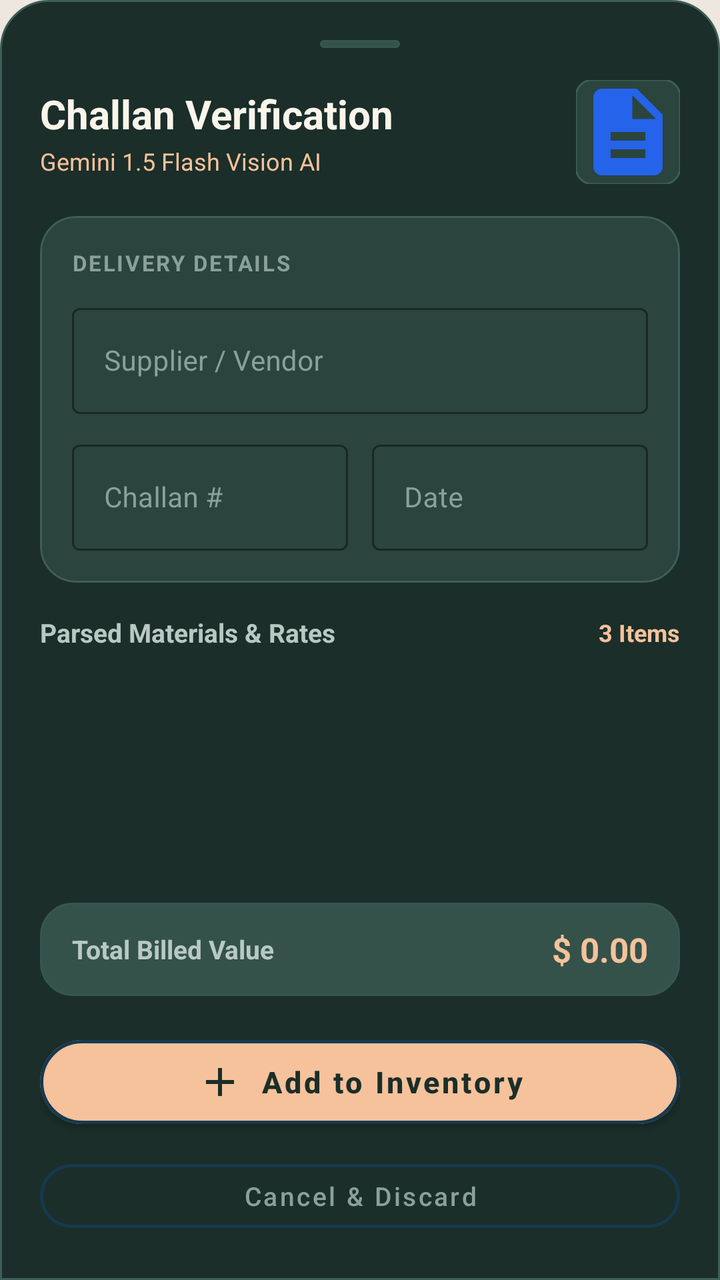
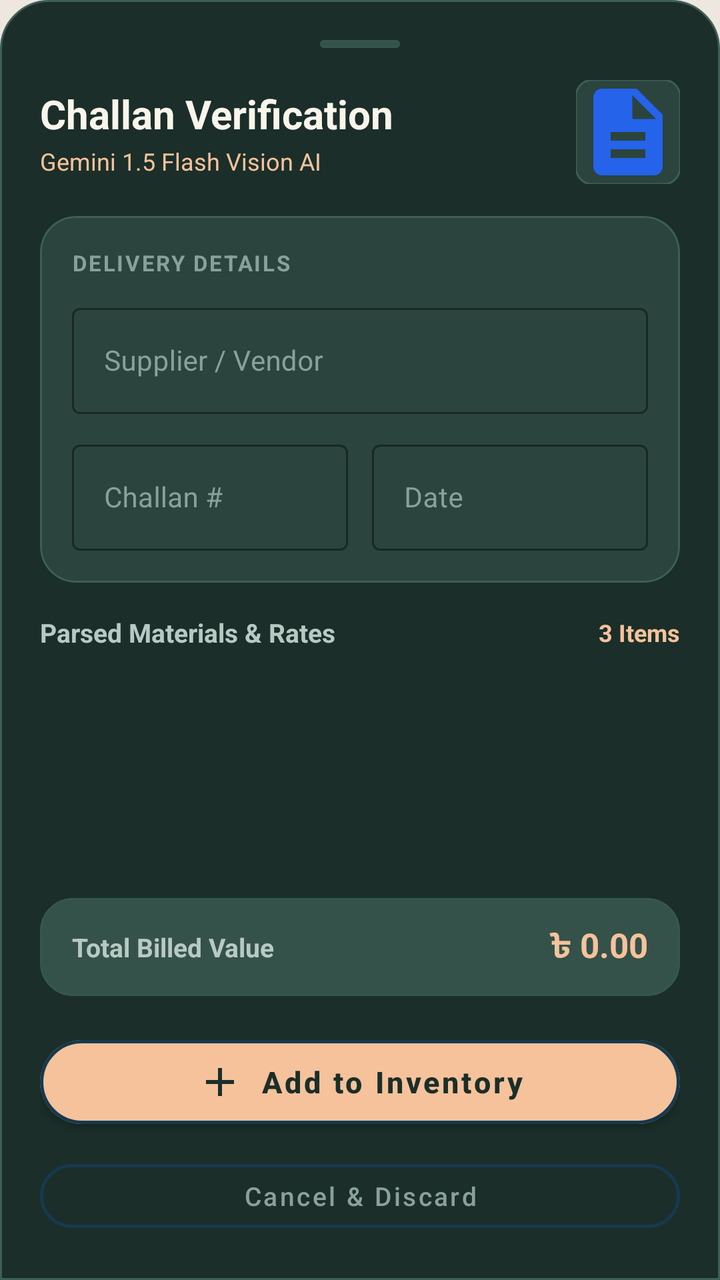

Two renders of the same Android screen: before a commit and after it. Below are the layout's source before the change and the commit's diff.
<!-- AndroidManifest.xml: application theme Theme.SiteSync -->
<!-- res/layout/dialog_challan_review.xml -->
<?xml version="1.0" encoding="utf-8"?>
<LinearLayout
    xmlns:android="http://schemas.android.com/apk/res/android"
    xmlns:app="http://schemas.android.com/apk/res-auto"
    xmlns:tools="http://schemas.android.com/tools"
    android:layout_width="match_parent"
    android:layout_height="wrap_content"
    android:orientation="vertical"
    android:background="@drawable/bg_sheet_forest"
    android:padding="20dp">

    
    <View
        android:layout_width="40dp"
        android:layout_height="4dp"
        android:background="@drawable/bg_pill_forest"
        android:layout_gravity="center_horizontal"
        android:layout_marginBottom="16dp" />

    
    <LinearLayout
        android:layout_width="match_parent"
        android:layout_height="wrap_content"
        android:orientation="horizontal"
        android:gravity="center_vertical"
        android:layout_marginBottom="16dp">

        <LinearLayout
            android:layout_width="0dp"
            android:layout_height="wrap_content"
            android:layout_weight="1"
            android:orientation="vertical">

            <TextView
                android:layout_width="wrap_content"
                android:layout_height="wrap_content"
                android:text="Challan Verification"
                android:textColor="@color/text_on_dark_primary"
                android:textSize="20sp"
                android:textStyle="bold" />

            <TextView
                android:id="@+id/tvAiSourceBadge"
                android:layout_width="wrap_content"
                android:layout_height="wrap_content"
                android:text="Gemini 1.5 Flash Vision AI"
                android:textColor="@color/peach_accent"
                android:textSize="12sp"
                android:layout_marginTop="2dp" />
        </LinearLayout>

        <com.google.android.material.imageview.ShapeableImageView
            android:id="@+id/ivChallanThumbnail"
            android:layout_width="52dp"
            android:layout_height="52dp"
            android:scaleType="centerCrop"
            android:src="@drawable/ic_document"
            android:background="@color/forest_card_dark"
            app:shapeAppearanceOverlay="@style/ShapeAppearance.Material3.Corner.Small"
            app:strokeColor="@color/forest_stroke"
            app:strokeWidth="1dp"
            android:clickable="true"
            android:focusable="true"
            android:contentDescription="Challan image thumbnail" />
    </LinearLayout>

    <androidx.core.widget.NestedScrollView
        android:layout_width="match_parent"
        android:layout_height="0dp"
        android:layout_weight="1"
        android:maxHeight="420dp"
        android:fillViewport="true">

        <LinearLayout
            android:layout_width="match_parent"
            android:layout_height="wrap_content"
            android:orientation="vertical">

            
            <com.google.android.material.card.MaterialCardView
                android:layout_width="match_parent"
                android:layout_height="wrap_content"
                android:layout_marginBottom="16dp"
                app:cardBackgroundColor="@color/forest_card_dark"
                app:cardCornerRadius="18dp"
                app:cardElevation="0dp"
                app:strokeColor="@color/forest_stroke"
                app:strokeWidth="1dp">

                <LinearLayout
                    android:layout_width="match_parent"
                    android:layout_height="wrap_content"
                    android:orientation="vertical"
                    android:padding="16dp">

                    <TextView
                        android:layout_width="wrap_content"
                        android:layout_height="wrap_content"
                        android:text="DELIVERY DETAILS"
                        android:textColor="@color/text_on_dark_muted"
                        android:textSize="11sp"
                        android:textStyle="bold"
                        android:letterSpacing="0.08"
                        android:layout_marginBottom="10dp" />

                    
                    <com.google.android.material.textfield.TextInputLayout
                        style="@style/Widget.MaterialComponents.TextInputLayout.OutlinedBox"
                        android:layout_width="match_parent"
                        android:layout_height="wrap_content"
                        android:hint="Supplier / Vendor"
                        app:boxStrokeColor="@color/peach_accent"
                        app:hintTextColor="@color/peach_accent"
                        android:textColorHint="@color/text_on_dark_muted"
                        android:layout_marginBottom="10dp">

                        <com.google.android.material.textfield.TextInputEditText
                            android:id="@+id/etSupplierName"
                            android:layout_width="match_parent"
                            android:layout_height="wrap_content"
                            android:textColor="@color/text_on_dark_primary"
                            android:textSize="14sp"
                            android:inputType="textCapWords" />
                    </com.google.android.material.textfield.TextInputLayout>

                    
                    <LinearLayout
                        android:layout_width="match_parent"
                        android:layout_height="wrap_content"
                        android:orientation="horizontal">

                        <com.google.android.material.textfield.TextInputLayout
                            style="@style/Widget.MaterialComponents.TextInputLayout.OutlinedBox"
                            android:layout_width="0dp"
                            android:layout_height="wrap_content"
                            android:layout_weight="1"
                            android:hint="Challan #"
                            app:boxStrokeColor="@color/peach_accent"
                            app:hintTextColor="@color/peach_accent"
                            android:textColorHint="@color/text_on_dark_muted"
                            android:layout_marginEnd="6dp">

                            <com.google.android.material.textfield.TextInputEditText
                                android:id="@+id/etChallanNumber"
                                android:layout_width="match_parent"
                                android:layout_height="wrap_content"
                                android:textColor="@color/text_on_dark_primary"
                                android:textSize="14sp"
                                android:inputType="textCapCharacters" />
                        </com.google.android.material.textfield.TextInputLayout>

                        <com.google.android.material.textfield.TextInputLayout
                            style="@style/Widget.MaterialComponents.TextInputLayout.OutlinedBox"
                            android:layout_width="0dp"
                            android:layout_height="wrap_content"
                            android:layout_weight="1"
                            android:hint="Date"
                            app:boxStrokeColor="@color/peach_accent"
                            app:hintTextColor="@color/peach_accent"
                            android:textColorHint="@color/text_on_dark_muted"
                            android:layout_marginStart="6dp">

                            <com.google.android.material.textfield.TextInputEditText
                                android:id="@+id/etChallanDate"
                                android:layout_width="match_parent"
                                android:layout_height="wrap_content"
                                android:textColor="@color/text_on_dark_primary"
                                android:textSize="14sp"
                                android:inputType="date" />
                        </com.google.android.material.textfield.TextInputLayout>
                    </LinearLayout>
                </LinearLayout>
            </com.google.android.material.card.MaterialCardView>

            
            <com.google.android.material.card.MaterialCardView
                android:id="@+id/cardDuplicateWarning"
                android:layout_width="match_parent"
                android:layout_height="wrap_content"
                android:visibility="gone"
                android:layout_marginBottom="16dp"
                app:cardBackgroundColor="@color/alert_coral_bg"
                app:strokeColor="@color/alert_coral_stroke"
                app:strokeWidth="1dp"
                app:cardCornerRadius="16dp"
                app:cardElevation="0dp">

                <LinearLayout
                    android:layout_width="match_parent"
                    android:layout_height="wrap_content"
                    android:orientation="horizontal"
                    android:padding="14dp"
                    android:gravity="center_vertical">

                    <ImageView
                        android:layout_width="24dp"
                        android:layout_height="24dp"
                        android:src="@drawable/ic_warning_hazard"
                        app:tint="@color/alert_coral_text"
                        android:layout_marginEnd="12dp"
                        android:contentDescription="Duplicate Warning Icon" />

                    <LinearLayout
                        android:layout_width="0dp"
                        android:layout_height="wrap_content"
                        android:layout_weight="1"
                        android:orientation="vertical">

                        <TextView
                            android:layout_width="wrap_content"
                            android:layout_height="wrap_content"
                            android:text="Duplicate Receipt Detected"
                            android:textColor="@color/alert_coral_text"
                            android:textSize="13sp"
                            android:textStyle="bold" />

                        <TextView
                            android:id="@+id/tvDuplicateDetails"
                            android:layout_width="wrap_content"
                            android:layout_height="wrap_content"
                            android:text="This receipt has already been added to inventory."
                            android:textColor="@color/alert_coral_text"
                            android:textSize="11sp"
                            android:layout_marginTop="2dp" />
                    </LinearLayout>
                </LinearLayout>
            </com.google.android.material.card.MaterialCardView>

            
            <LinearLayout
                android:layout_width="match_parent"
                android:layout_height="wrap_content"
                android:orientation="horizontal"
                android:gravity="center_vertical"
                android:layout_marginBottom="10dp">

                <TextView
                    android:id="@+id/tvMaterialsTitle"
                    android:layout_width="0dp"
                    android:layout_height="wrap_content"
                    android:layout_weight="1"
                    android:text="Parsed Materials &amp; Rates"
                    android:textColor="@color/text_on_dark_secondary"
                    android:textSize="13sp"
                    android:textStyle="bold" />

                <TextView
                    android:id="@+id/tvItemsCountBadge"
                    android:layout_width="wrap_content"
                    android:layout_height="wrap_content"
                    android:text="3 Items"
                    android:textColor="@color/peach_accent"
                    android:textSize="12sp"
                    android:textStyle="bold" />
            </LinearLayout>

            
            <androidx.recyclerview.widget.RecyclerView
                android:id="@+id/rvReviewMaterials"
                android:layout_width="match_parent"
                android:layout_height="wrap_content"
                android:nestedScrollingEnabled="false"
                android:layout_marginBottom="12dp"
                tools:listitem="@layout/item_challan_review_material" />

        </LinearLayout>
    </androidx.core.widget.NestedScrollView>

    
    <LinearLayout
        android:layout_width="match_parent"
        android:layout_height="wrap_content"
        android:orientation="horizontal"
        android:background="@drawable/bg_pill_forest"
        android:paddingHorizontal="16dp"
        android:paddingVertical="12dp"
        android:layout_marginBottom="16dp"
        android:gravity="center_vertical">

        <TextView
            android:layout_width="0dp"
            android:layout_height="wrap_content"
            android:layout_weight="1"
            android:text="Total Billed Value"
            android:textColor="@color/text_on_dark_secondary"
            android:textSize="13sp"
            android:textStyle="bold" />

        <TextView
            android:id="@+id/tvTotalChallanAmount"
            android:layout_width="wrap_content"
            android:layout_height="wrap_content"
            android:text="$ 0.00"
            android:textColor="@color/peach_accent"
            android:textSize="17sp"
            android:textStyle="bold" />
    </LinearLayout>

    
    <com.google.android.material.button.MaterialButton
        android:id="@+id/btnAddToInventory"
        android:layout_width="match_parent"
        android:layout_height="54dp"
        android:text="Add to Inventory"
        android:textColor="@color/forest_surface_deep"
        android:textSize="15sp"
        android:textStyle="bold"
        app:icon="@drawable/ic_add"
        app:iconTint="@color/forest_surface_deep"
        app:iconGravity="textStart"
        app:backgroundTint="@color/peach_accent"
        app:cornerRadius="27dp"
        app:elevation="0dp"
        android:textAllCaps="false"
        android:layout_marginBottom="8dp" />

    <com.google.android.material.button.MaterialButton
        android:id="@+id/btnCancelReview"
        style="@style/Widget.MaterialComponents.Button.TextButton"
        android:layout_width="match_parent"
        android:layout_height="44dp"
        android:text="Cancel &amp; Discard"
        android:textColor="@color/text_on_dark_muted"
        android:textSize="13sp"
        app:cornerRadius="22dp"
        android:textAllCaps="false" />

</LinearLayout>
<!-- res/layout/item_challan_review_material.xml (included above) -->
<?xml version="1.0" encoding="utf-8"?>
<com.google.android.material.card.MaterialCardView
    xmlns:android="http://schemas.android.com/apk/res/android"
    xmlns:app="http://schemas.android.com/apk/res-auto"
    android:layout_width="match_parent"
    android:layout_height="wrap_content"
    android:layout_marginBottom="12dp"
    app:cardBackgroundColor="@color/forest_card_dark"
    app:cardCornerRadius="16dp"
    app:cardElevation="0dp"
    app:strokeColor="@color/forest_stroke"
    app:strokeWidth="1dp"
    app:rippleColor="@color/peach_alpha">

    <LinearLayout
        android:layout_width="match_parent"
        android:layout_height="wrap_content"
        android:orientation="vertical"
        android:padding="14dp">

        
        <LinearLayout
            android:layout_width="match_parent"
            android:layout_height="wrap_content"
            android:orientation="horizontal"
            android:gravity="center_vertical">

            
            <com.google.android.material.card.MaterialCardView
                android:layout_width="40dp"
                android:layout_height="40dp"
                android:layout_marginEnd="10dp"
                app:cardCornerRadius="10dp"
                app:cardElevation="0dp"
                app:cardBackgroundColor="@color/forest_surface_deep"
                app:strokeColor="@color/forest_stroke"
                app:strokeWidth="1dp">

                <ImageView
                    android:id="@+id/ivReviewProductIcon"
                    android:layout_width="match_parent"
                    android:layout_height="match_parent"
                    android:scaleType="centerCrop"
                    android:contentDescription="Product Image" />
            </com.google.android.material.card.MaterialCardView>

            <TextView
                android:id="@+id/tvMaterialName"
                android:layout_width="0dp"
                android:layout_height="wrap_content"
                android:layout_weight="1"
                android:text="BSRM 500W 16mm Rebar"
                android:textColor="@color/text_on_dark_primary"
                android:textSize="15sp"
                android:textStyle="bold" />

            <TextView
                android:id="@+id/tvCategoryBadge"
                android:layout_width="wrap_content"
                android:layout_height="wrap_content"
                android:text="STEEL"
                android:textColor="@color/text_on_dark_secondary"
                android:textSize="11sp"
                android:textStyle="bold"
                android:background="@drawable/bg_pill_forest"
                android:paddingHorizontal="8dp"
                android:paddingVertical="3dp"
                android:layout_marginEnd="8dp" />

            <ImageView
                android:id="@+id/btnRemoveItem"
                android:layout_width="24dp"
                android:layout_height="24dp"
                android:src="@drawable/ic_close"
                app:tint="@color/text_on_dark_muted"
                android:background="?attr/selectableItemBackgroundBorderless"
                android:contentDescription="Remove item" />
        </LinearLayout>

        
        <LinearLayout
            android:layout_width="match_parent"
            android:layout_height="wrap_content"
            android:orientation="horizontal"
            android:layout_marginTop="8dp"
            android:gravity="center_vertical">

            <LinearLayout
                android:layout_width="0dp"
                android:layout_height="wrap_content"
                android:layout_weight="1"
                android:orientation="vertical">

                <TextView
                    android:layout_width="wrap_content"
                    android:layout_height="wrap_content"
                    android:text="Quantity"
                    android:textColor="@color/text_on_dark_muted"
                    android:textSize="11sp" />

                <TextView
                    android:id="@+id/tvQuantityAndUnit"
                    android:layout_width="wrap_content"
                    android:layout_height="wrap_content"
                    android:text="5.0 TON"
                    android:textColor="@color/text_on_dark_primary"
                    android:textSize="14sp"
                    android:textStyle="bold" />
            </LinearLayout>

            <LinearLayout
                android:layout_width="0dp"
                android:layout_height="wrap_content"
                android:layout_weight="1"
                android:orientation="vertical">

                <TextView
                    android:layout_width="wrap_content"
                    android:layout_height="wrap_content"
                    android:text="Billed Rate"
                    android:textColor="@color/text_on_dark_muted"
                    android:textSize="11sp" />

                <TextView
                    android:id="@+id/tvBilledRate"
                    android:layout_width="wrap_content"
                    android:layout_height="wrap_content"
                    android:text="$ 92,000 / TON"
                    android:textColor="@color/peach_accent"
                    android:textSize="14sp"
                    android:textStyle="bold" />
            </LinearLayout>

            <LinearLayout
                android:layout_width="wrap_content"
                android:layout_height="wrap_content"
                android:gravity="end"
                android:orientation="vertical">

                <TextView
                    android:layout_width="wrap_content"
                    android:layout_height="wrap_content"
                    android:text="Item Total"
                    android:textColor="@color/text_on_dark_muted"
                    android:textSize="11sp" />

                <TextView
                    android:id="@+id/tvItemSubtotal"
                    android:layout_width="wrap_content"
                    android:layout_height="wrap_content"
                    android:text="$ 460,000"
                    android:textColor="@color/text_on_dark_primary"
                    android:textSize="14sp"
                    android:textStyle="bold" />
            </LinearLayout>
        </LinearLayout>

        
        <View
            android:layout_width="match_parent"
            android:layout_height="1dp"
            android:background="@color/forest_stroke_subtle"
            android:layout_marginVertical="10dp" />

        
        <LinearLayout
            android:id="@+id/layoutMarketIntelligence"
            android:layout_width="match_parent"
            android:layout_height="wrap_content"
            android:orientation="horizontal"
            android:gravity="center_vertical">

            <TextView
                android:id="@+id/tvMarketBenchmark"
                android:layout_width="0dp"
                android:layout_height="wrap_content"
                android:layout_weight="1"
                android:text="Market Benchmark: $ 92,000"
                android:textColor="@color/text_on_dark_secondary"
                android:textSize="12sp" />

            <TextView
                android:id="@+id/tvVarianceBadge"
                android:layout_width="wrap_content"
                android:layout_height="wrap_content"
                android:text="Fair Market Price"
                android:textSize="11sp"
                android:textStyle="bold"
                android:paddingHorizontal="10dp"
                android:paddingVertical="4dp"
                android:background="@drawable/bg_badge_green"
                android:textColor="@color/badge_green_text" />
        </LinearLayout>

    </LinearLayout>
</com.google.android.material.card.MaterialCardView>
<!-- resources referenced by this layout -->
<resources>
  <color name="alert_coral_bg">#F9E3DF</color>
  <color name="alert_coral_stroke">#E5B5AD</color>
  <color name="alert_coral_text">#B9382C</color>
  <color name="badge_green_text">#1B5E20</color>
  <color name="forest_card_dark">#FF2B443E</color>
  <color name="forest_stroke">#FF3D5E56</color>
  <color name="forest_stroke_subtle">#FF35574F</color>
  <color name="forest_surface_deep">#FF1B2E29</color>
  <color name="peach_accent">#F5C29B</color>
  <color name="peach_alpha">#29F5C29B</color>
  <color name="text_on_dark_muted">#89A19A</color>
  <color name="text_on_dark_primary">#F9F5EB</color>
  <color name="text_on_dark_secondary">#B8C9C3</color>
  <!-- drawable bg_badge_green (drawable) -->
  <?xml version="1.0" encoding="utf-8"?>
  <shape xmlns:android="http://schemas.android.com/apk/res/android"
      android:shape="rectangle">
      <solid android:color="@color/badge_green_bg" />
      <corners android:radius="14dp" />
  </shape>
  <!-- drawable bg_pill_forest (drawable) -->
  <?xml version="1.0" encoding="utf-8"?>
  <shape xmlns:android="http://schemas.android.com/apk/res/android"
      android:shape="rectangle">
      <solid android:color="@color/forest_pill_bg" />
      <corners android:radius="16dp" />
      <stroke
          android:width="1dp"
          android:color="@color/forest_stroke_subtle" />
  </shape>
  <!-- drawable bg_sheet_forest (drawable) -->
  <?xml version="1.0" encoding="utf-8"?>
  <shape xmlns:android="http://schemas.android.com/apk/res/android"
      android:shape="rectangle">
      <solid android:color="@color/forest_surface_deep" />
      <corners
          android:topLeftRadius="24dp"
          android:topRightRadius="24dp"
          android:bottomLeftRadius="0dp"
          android:bottomRightRadius="0dp" />
      <stroke
          android:width="1dp"
          android:color="@color/forest_stroke" />
  </shape>
  <!-- drawable ic_add (drawable) -->
  <vector xmlns:android="http://schemas.android.com/apk/res/android"
      android:width="24dp"
      android:height="24dp"
      android:viewportWidth="24"
      android:viewportHeight="24">
      <path
          android:fillColor="#FFFFFF"
          android:pathData="M19,13h-6v6h-2v-6H5v-2h6V5h2v6h6v2z" />
  </vector>
  <!-- drawable ic_close (drawable) -->
  <vector xmlns:android="http://schemas.android.com/apk/res/android"
      android:width="24dp"
      android:height="24dp"
      android:viewportWidth="24"
      android:viewportHeight="24">
    <path
        android:fillColor="@color/oxide_blue_primary"
        android:pathData="M19,6.41L17.59,5 12,10.59 6.41,5 5,6.41 10.59,12 5,17.59 6.41,19 12,13.41 17.59,19 19,17.59 13.41,12z"/>
  </vector>
  <!-- drawable ic_document (drawable) -->
  <vector xmlns:android="http://schemas.android.com/apk/res/android"
      android:width="24dp"
      android:height="24dp"
      android:viewportWidth="24"
      android:viewportHeight="24">
      <path
          android:fillColor="#2563EB"
          android:pathData="M14,2H6c-1.1,0 -1.99,0.9 -1.99,2L4,20c0,1.1 0.89,2 1.99,2H18c1.1,0 2,-0.9 2,-2V8l-6,-6zm2,16H8v-2h8v2zm0,-4H8v-2h8v2zm-3,-5V3.5L18.5,9H13z" />
  </vector>
  <!-- drawable ic_warning_hazard (drawable) -->
  <vector xmlns:android="http://schemas.android.com/apk/res/android"
      android:width="24dp"
      android:height="24dp"
      android:viewportWidth="24"
      android:viewportHeight="24">
      <path
          android:fillColor="#F59E0B"
          android:pathData="M1,21h22L12,2 1,21zM13,18h-2v-2h2v2zM13,14h-2v-4h2v4z"/>
  </vector>
  <color name="badge_green_bg">#D8F3DC</color>
  <color name="forest_pill_bg">#FF34524A</color>
  <color name="oxide_blue_primary">#16394F</color>
  <color name="warm_ash_base">#EDE7DF</color>
  <color name="warm_ash_surface">#E5DFD6</color>
  <color name="oxide_blue_dark">#0E2636</color>
  <color name="text_on_oxide_white">#FFFFFF</color>
  <color name="oxide_blue_light">#24526E</color>
  <color name="stroke_oxide_blue">#16394F</color>
  <color name="text_oxide_primary">#16394F</color>
  <color name="text_oxide_secondary">#4D6E82</color>
  <color name="text_oxide_muted">#7E98A8</color>
  <!-- unchanged entries left out for length: 1 -->
</resources>

<!-- the commit's change to res/layout/dialog_challan_review.xml (unified diff, before → after) -->
@@ -290,7 +290,7 @@
             android:id="@+id/tvTotalChallanAmount"
             android:layout_width="wrap_content"
             android:layout_height="wrap_content"
-            android:text="$ 0.00"
+            android:text="৳ 0.00"
             android:textColor="@color/peach_accent"
             android:textSize="17sp"
             android:textStyle="bold" />
@@ -454,7 +454,7 @@
                     android:id="@+id/tvBilledRate"
                     android:layout_width="wrap_content"
                     android:layout_height="wrap_content"
-                    android:text="$ 92,000 / TON"
+                    android:text="৳ 92,000 / TON"
                     android:textColor="@color/peach_accent"
                     android:textSize="14sp"
                     android:textStyle="bold" />
@@ -477,7 +477,7 @@
                     android:id="@+id/tvItemSubtotal"
                     android:layout_width="wrap_content"
                     android:layout_height="wrap_content"
-                    android:text="$ 460,000"
+                    android:text="৳ 460,000"
                     android:textColor="@color/text_on_dark_primary"
                     android:textSize="14sp"
                     android:textStyle="bold" />
@@ -504,7 +504,7 @@
                 android:layout_width="0dp"
                 android:layout_height="wrap_content"
                 android:layout_weight="1"
-                android:text="Market Benchmark: $ 92,000"
+                android:text="Market Benchmark: ৳ 92,000"
                 android:textColor="@color/text_on_dark_secondary"
                 android:textSize="12sp" />
 
